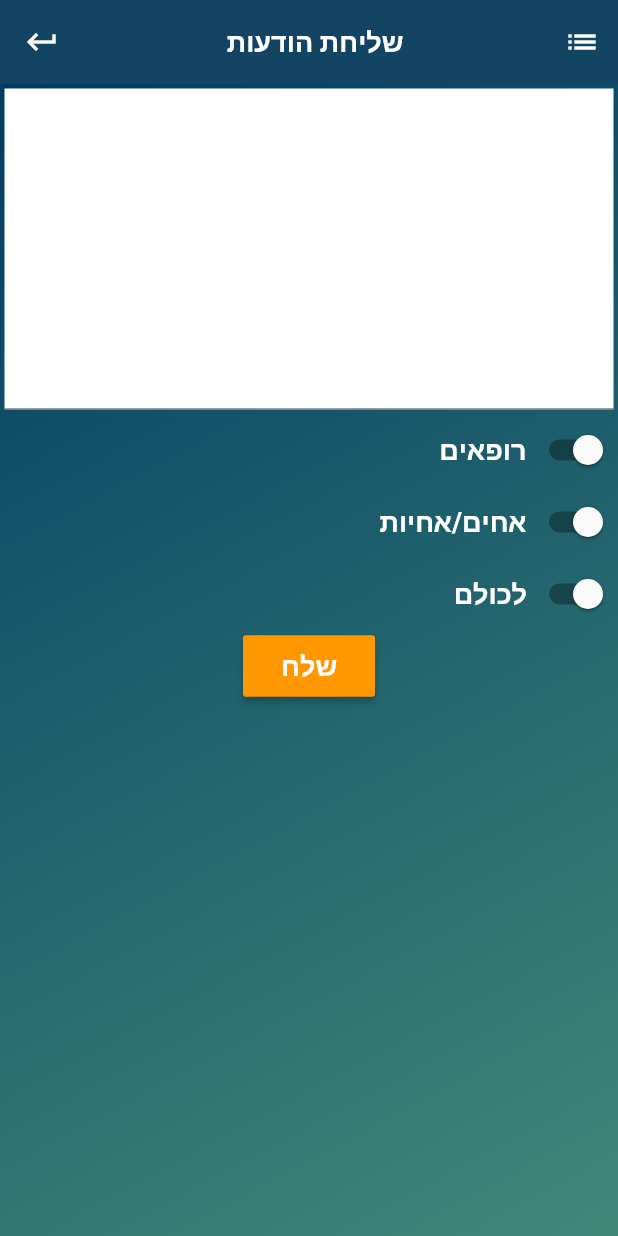
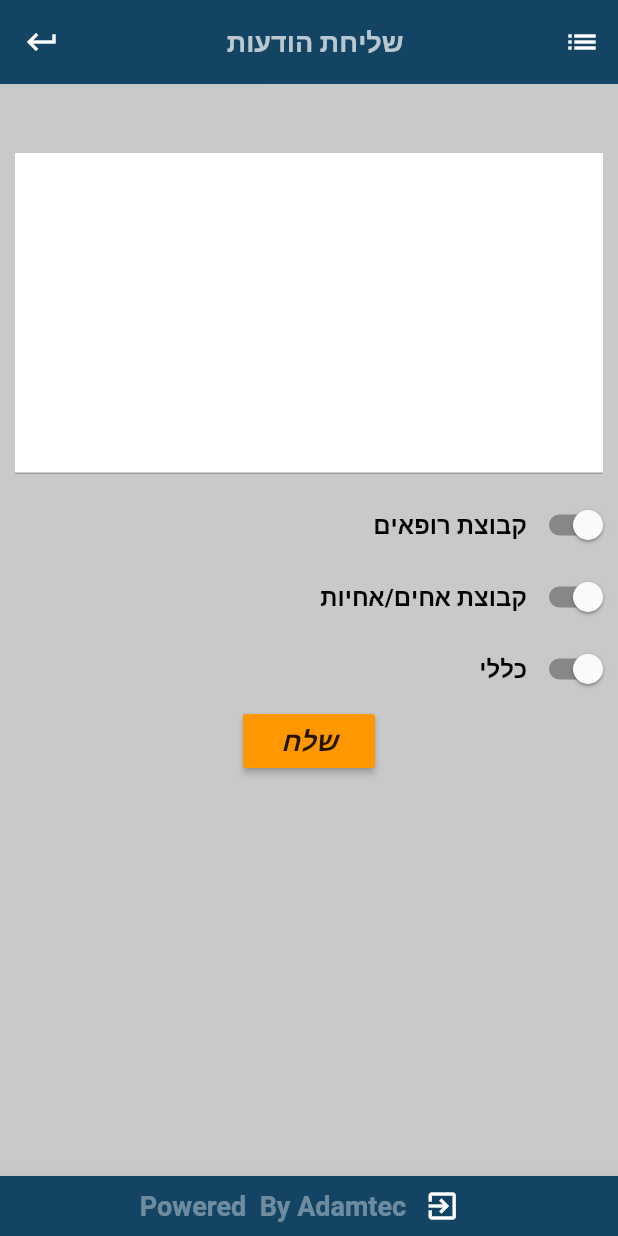
Before and after one commit to mustafma/pamon, a Flutter app: the InstanceMessage screen opened by its route, on a phone screen of 412 x 824 dp. Run offline on Flutter 3.47's test engine with Material 2 defaults, Android fonts, the phone set to English and light mode, and no system bars; our stand-ins replace badges, cloud_firestore, cloud_functions, firebase_auth, firebase_messaging, get_it and 1 more; missing offline and left inert: flutter_emoji; accounts and stored records are empty.

Commit message:
color fix

```diff
--- a/lib/Views/instanseMessage.dart
+++ b/lib/Views/instanseMessage.dart
@@ -2,6 +2,7 @@ import 'package:BridgeTeam/services/crud.dart';
 import 'package:flutter/material.dart';
 
 import 'appBar.dart';
+import 'bottomAppBar.dart';
 
 class InstanceMessage extends StatefulWidget {
   CrudMethods crudObj = new CrudMethods();
@@ -16,103 +17,92 @@ class _InstanceMessage extends State<InstanceMessage> {
   @override
   Widget build(BuildContext context) {
     return Scaffold(
-      // backgroundColor: Theme.of(context).primaryColor,
+        backgroundColor: Color.fromRGBO(200, 201, 202, 1.0),
         key: _scaffoldKey,
         appBar: BaseAppBar(
           title: Text('שליחת הודעות',
               style: TextStyle(
-                color: Colors.white,
+                  color: Colors.white70,
                   fontWeight: FontWeight.bold,
                   fontSize: 18)),
           backButtonVisible: true,
           appBar: AppBar(),
         ),
-
-      body: Directionality(
+        body:SingleChildScrollView(
+          child: Column(children: <Widget>[
+            Container(
+                child: Padding(padding: EdgeInsets.all(10.0), child: Text(""))),
+            Container(
+                child: Padding(
+              padding: EdgeInsets.all(10.0),
+              child: Directionality(
                   textDirection: TextDirection.rtl,
                   child: Container(
-              decoration: new BoxDecoration(
-                  gradient: new LinearGradient(
-                      colors: [
-                        const Color(0xFF003C62),
-                        const Color(0xFF428879)
-                      ],
-                      begin: FractionalOffset.topLeft,
-                      end: FractionalOffset.bottomRight,
-                      stops: [0.0, 1.0],
-                      tileMode: TileMode.clamp)),
-              child: Column(
-                children: <Widget>[
-
-                  Padding(
-                      padding: EdgeInsets.all(3.0),
-                      child: Container(
                     color: Colors.white,
-                        child: Directionality(
-                            textDirection: TextDirection.rtl,
                     child: TextField(
                         keyboardType: TextInputType.multiline,
                         textInputAction: TextInputAction.newline,
                         maxLines: 10,
                         decoration: const InputDecoration(
                           fillColor: Colors.white,
-                                ))),
+                          // icon: const Icon(Icons.calendar_today),
+                          //hintText: 'רשום הודעה',
+                          //labelText: "הודעה",
+                        )),
+                  )),
             )),
             Container(
-                      child: Column(
-                    children: <Widget>[
+                child: Directionality(
+              textDirection: TextDirection.rtl,
+              child: Column(children: <Widget>[
                 new Row(children: <Widget>[
                   Switch(value: false, onChanged: (bool newValue) {}),
                   new Padding(padding: EdgeInsets.all(1.0)),
-                        Text('רופאים',
+                  Text('קבוצת רופאים',
                       style: TextStyle(
-                                color: Colors.white,
-                                fontSize: 18,
+                          color: Colors.black,
+                          fontSize: 16,
                           fontWeight: FontWeight.bold)),
                 ]),
                 new Row(children: <Widget>[
                   Switch(value: false, onChanged: (bool newValue) {}),
                   new Padding(padding: EdgeInsets.all(1.0)),
-                        Text('אחים/אחיות',
+                  Text('קבוצת אחים/אחיות',
                       style: TextStyle(
-                                color: Colors.white,
-                                fontSize: 18,
+                          color: Colors.black,
+                          fontSize: 16,
                           fontWeight: FontWeight.bold)),
                 ]),
                 new Row(children: <Widget>[
                   Switch(value: false, onChanged: (bool newValue) {}),
                   new Padding(padding: EdgeInsets.all(1.0)),
-                        Text('לכולם',
+                  Text('כללי',
                       style: TextStyle(
-                                color: Colors.white,
-                                fontSize: 18,
+                          color: Colors.black,
+                          fontSize: 16,
                           fontWeight: FontWeight.bold)),
                 ]),
-                    ],
+              ]),
             )),
-
             Container(
-
-                   child:Center(
-                     child:  new RaisedButton(
-
-                    onPressed: ()=>{},
-                    textColor: Colors.white,
+              child: RaisedButton(
                 color: Colors.orange,
-                    padding: const EdgeInsets.all(8.0),
-                    child: new Text(
-                      "שלח",
+                child: Text(
+                  'שלח',
                   style: TextStyle(
-                                color: Colors.white,
-                                fontSize: 18,
-                                fontWeight: FontWeight.bold)),
+                      fontSize: 18.0,
+                      fontWeight: FontWeight.bold,
+                      fontStyle: FontStyle.italic,
+                      textBaseline: TextBaseline.alphabetic),
+                ),
+                onPressed: () {},
+              ),
             ),
 
-                   )
-                 )
+          ]),
 
-                ],
-              ))),
-    );
+        ),
+
+        bottomNavigationBar: BaseBottomBar());
   }
 }
```
Lines whose indentation alone changed are shown as unchanged.
